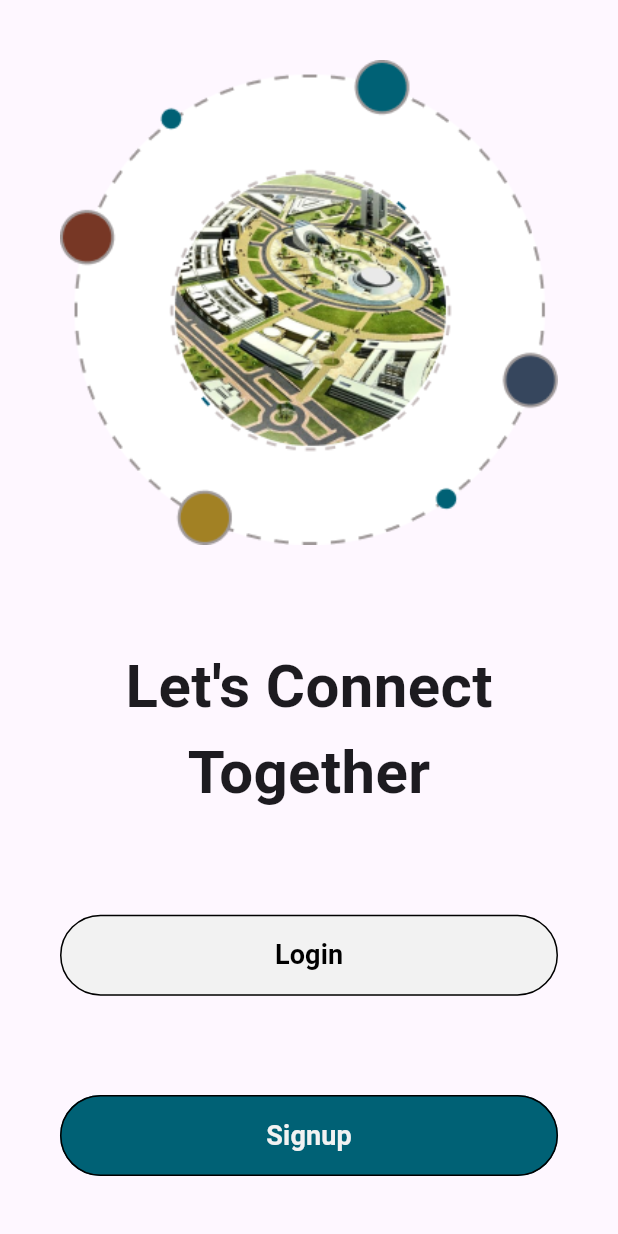
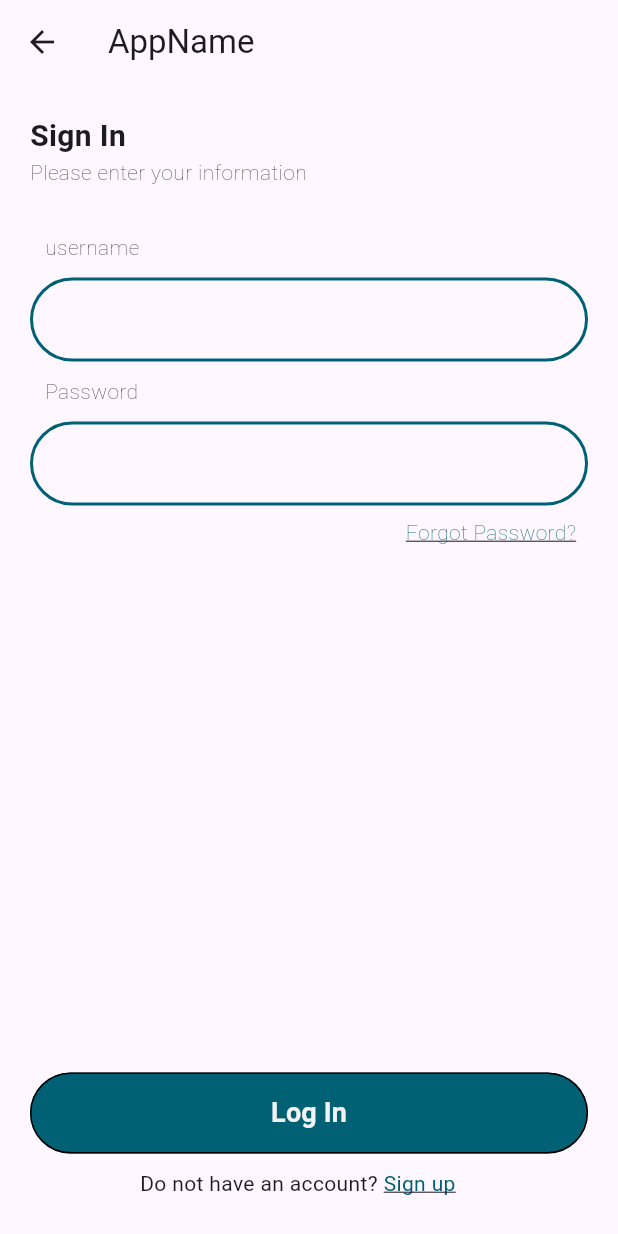
Before and after one commit to Haroune-REZKI/social-media-app, a Flutter app: the screen it shows after launch, on a phone screen of 412 x 824 dp. Run offline on Flutter 3.47's test engine with Material 3 defaults, Android fonts, the light colour scheme and no system bars; our stand-ins replace google_fonts.

Commit message:
added the login page

```diff
--- /dev/null
+++ b/lib/features/authentication/components/do_not_have_an_account.dart
@@ -0,0 +1,25 @@
+import 'package:flutter/material.dart';
+import 'package:mobile_dev_project/config/colors.config.dart';
+
+class DoNotHaveAnAccount extends StatelessWidget {
+  const DoNotHaveAnAccount({super.key});
+
+  @override
+  Widget build(BuildContext context) {
+    return Container(
+        child: Padding(
+      padding: const EdgeInsets.fromLTRB(0, 10, 15, 5),
+      child: Row(
+        mainAxisAlignment: MainAxisAlignment.center,
+        children: [
+          Text("Do not have an account? "),
+          Text(
+            "Sign up",
+            style: TextStyle(
+                color: AppColors.main, decoration: TextDecoration.underline),
+          )
+        ],
+      ),
+    ));
+  }
+}
--- /dev/null
+++ b/lib/features/authentication/components/forgot_password.dart
@@ -0,0 +1,15 @@
+import 'package:flutter/material.dart';
+import 'package:mobile_dev_project/config/colors.config.dart';
+
+class ForgetPassword extends StatelessWidget {
+  const ForgetPassword({super.key});
+
+  @override
+  Widget build(BuildContext context) {
+    return Container(alignment: Alignment.bottomRight,
+     child: const Padding(
+      padding: EdgeInsets.all(8.0),
+      child: Text("Forgot Password?", style: TextStyle(fontWeight: FontWeight.w100, color: AppColors.main, decoration: TextDecoration.underline),),
+    ),);
+  }
+}
--- /dev/null
+++ b/lib/features/authentication/components/input_field.dart
@@ -0,0 +1,30 @@
+import 'package:flutter/material.dart';
+import 'package:mobile_dev_project/config/colors.config.dart';
+
+class InputField extends StatelessWidget {
+  String title;
+  InputField({super.key, required this.title});
+
+  @override
+  Widget build(BuildContext context) {
+    return Container(
+      child: Column(
+        crossAxisAlignment: CrossAxisAlignment.start,
+        children: [
+          Padding(
+            padding: const EdgeInsets.all(10.0),
+            child: Text(this.title, style: TextStyle(fontWeight: FontWeight.w100),),
+          ),
+          TextField(
+            decoration: InputDecoration(
+              labelText: '',
+              enabledBorder: OutlineInputBorder(
+              borderSide:
+                  BorderSide(width: 2, color: AppColors.main), //<-- SEE HERE
+              borderRadius: BorderRadius.circular(30.0),
+              )
+            )
+          )
+              ],),);
+  }
+}
--- /dev/null
+++ b/lib/features/authentication/components/signin_text.dart
@@ -0,0 +1,18 @@
+import 'package:flutter/material.dart';
+
+class SigninText extends StatelessWidget {
+  const SigninText({super.key});
+
+  @override
+  Widget build(BuildContext context) {
+    return Container(
+      width: double.infinity,
+      margin: EdgeInsets.fromLTRB(0, 0, 0, 20),
+      child: Column(
+
+        crossAxisAlignment: CrossAxisAlignment.start,
+        children:
+     [Text("Sign In", style: TextStyle(fontWeight: FontWeight.bold, fontSize: 20),),
+     Text("Please enter your information", style: TextStyle(fontWeight: FontWeight.w200),)]),);
+  }
+}
--- /dev/null
+++ b/lib/features/authentication/views/signin_page.dart
@@ -0,0 +1,48 @@
+import 'package:flutter/material.dart';
+import 'package:mobile_dev_project/config/colors.config.dart';
+import 'package:mobile_dev_project/features/authentication/components/do_not_have_an_account.dart';
+import 'package:mobile_dev_project/features/authentication/components/forgot_password.dart';
+import 'package:mobile_dev_project/features/authentication/components/input_field.dart';
+import 'package:mobile_dev_project/features/authentication/components/login_button.dart';
+import 'package:mobile_dev_project/features/authentication/components/signin_text.dart';
+
+class SignIn extends StatefulWidget {
+  const SignIn({super.key});
+
+  @override
+  State<SignIn> createState() => _SignInState();
+}
+
+class _SignInState extends State<SignIn> {
+  @override
+  Widget build(BuildContext context) {
+    return Scaffold(
+      appBar: AppBar(
+        leading: Icon(Icons.arrow_back),
+        title: Text("AppName"),
+      ),
+      body: Container(
+          margin: EdgeInsets.all(20),
+          child: Column(
+            mainAxisAlignment: MainAxisAlignment.spaceBetween,
+            children: [
+              Container(
+                child: Column(
+                  children: [
+                    SigninText(),
+                    InputField(title: "username"),
+                    InputField(title: "Password"),
+                    ForgetPassword(),
+                  ],
+                ),
+              ),
+              Container(
+                child: Column(children: [
+                  LoginButton(title: "Log In", color: AppColors.main, textColor: AppColors.white),
+                  DoNotHaveAnAccount(),
+                ],),)
+            ],
+          )),
+    );
+  }
+}
--- a/lib/main.dart
+++ b/lib/main.dart
@@ -1,4 +1,5 @@
 import 'package:flutter/material.dart';
+import 'package:mobile_dev_project/features/authentication/views/Signin_page.dart';
 import 'package:mobile_dev_project/features/authentication/views/welcome_page.dart';
 import 'package:mobile_dev_project/features/feed/views/home_page.dart';
 
@@ -16,7 +17,7 @@ class MyApp extends StatelessWidget {
     return const MaterialApp(
       title: 'Social Media Application',
       debugShowCheckedModeBanner: true,
-      home: WelcomePage(),
+      home: SignIn(),
       routes: const {
         // to be filled
       },
```
